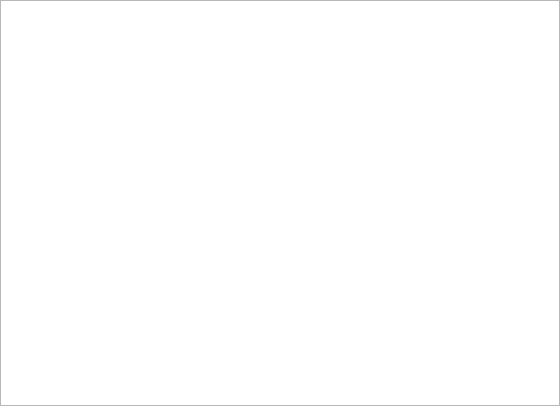
Above: gui/matrixpopup.ui from unisb-bioinf/causaltrail before the change. Below: the same form after it.
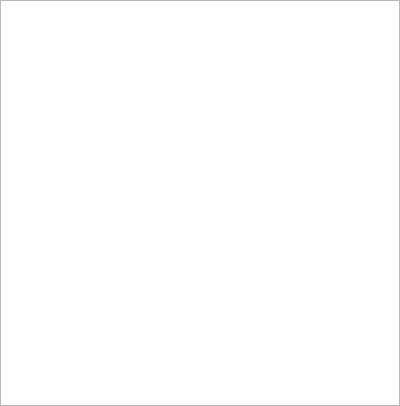
That is the form after the change.

Diff of the .ui file:
```diff
--- a/gui/matrixpopup.ui
+++ b/gui/matrixpopup.ui
@@ -6,7 +6,7 @@
    <rect>
     <x>0</x>
     <y>0</y>
-    <width>560</width>
+    <width>400</width>
     <height>406</height>
    </rect>
   </property>
@@ -18,8 +18,8 @@
   </property>
   <property name="maximumSize">
    <size>
-    <width>1920</width>
-    <height>1080</height>
+    <width>800</width>
+    <height>600</height>
    </size>
   </property>
   <property name="font">
@@ -60,8 +60,8 @@
      </property>
      <property name="maximumSize">
       <size>
-       <width>1920</width>
-       <height>1080</height>
+       <width>800</width>
+       <height>800</height>
       </size>
      </property>
      <property name="font">
```
